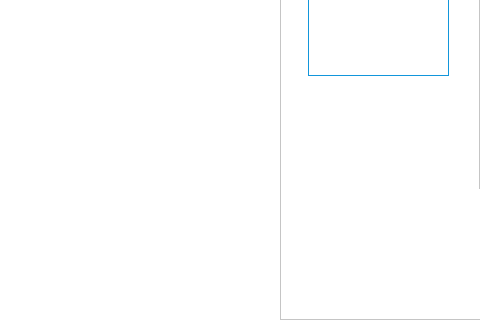
Old version of the form Status/Resources/ui/c_onlineClassroomWidget.ui in the repository StatusOnIineEducationDev/status-desktop; both pictures show x 345 to 825 and y 305 to 625 of the 825 by 625 pixel window.
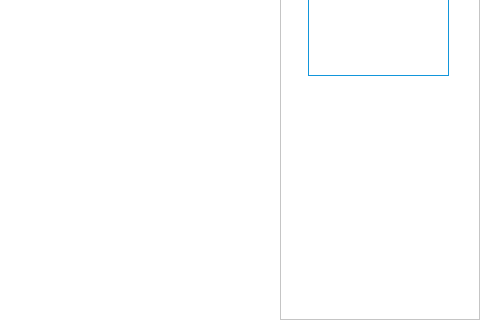
New version of the form. Custom widgets are drawn as their Qt base class.

What changed in the file:
```diff
--- a/Status/Resources/ui/c_onlineClassroomWidget.ui
+++ b/Status/Resources/ui/c_onlineClassroomWidget.ui
@@ -173,49 +173,7 @@
        <number>0</number>
       </property>
       <item row="2" column="5">
-       <widget class="QFrame" name="camera_widget_frame">
-        <property name="minimumSize">
-         <size>
-          <width>200</width>
-          <height>130</height>
-         </size>
-        </property>
-        <property name="maximumSize">
-         <size>
-          <width>130</width>
-          <height>16777215</height>
-         </size>
-        </property>
-        <property name="styleSheet">
-         <string notr="true">border: none;</string>
-        </property>
-        <property name="frameShape">
-         <enum>QFrame::StyledPanel</enum>
-        </property>
-        <property name="frameShadow">
-         <enum>QFrame::Raised</enum>
-        </property>
-        <layout class="QGridLayout" name="gridLayout_18">
-         <property name="leftMargin">
-          <number>0</number>
-         </property>
-         <property name="topMargin">
-          <number>0</number>
-         </property>
-         <property name="rightMargin">
-          <number>0</number>
-         </property>
-         <property name="bottomMargin">
-          <number>0</number>
-         </property>
-         <property name="spacing">
-          <number>0</number>
-         </property>
-         <item row="0" column="0">
-          <layout class="QGridLayout" name="camera_widget_layout"/>
-         </item>
-        </layout>
-       </widget>
+       <layout class="QGridLayout" name="camera_display_widget_layout"/>
       </item>
       <item row="1" column="5">
        <widget class="QScrollArea" name="scrollArea">
@@ -249,7 +207,7 @@
            <x>0</x>
            <y>0</y>
            <width>198</width>
-           <height>461</height>
+           <height>589</height>
           </rect>
          </property>
          <property name="minimumSize">
```
